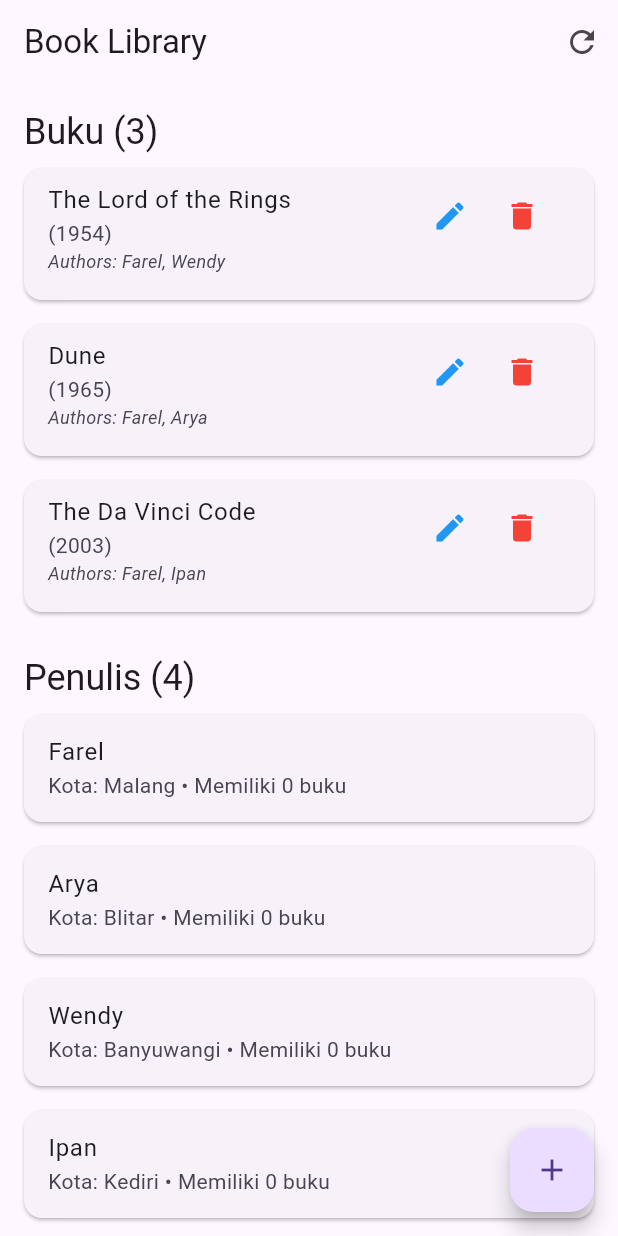
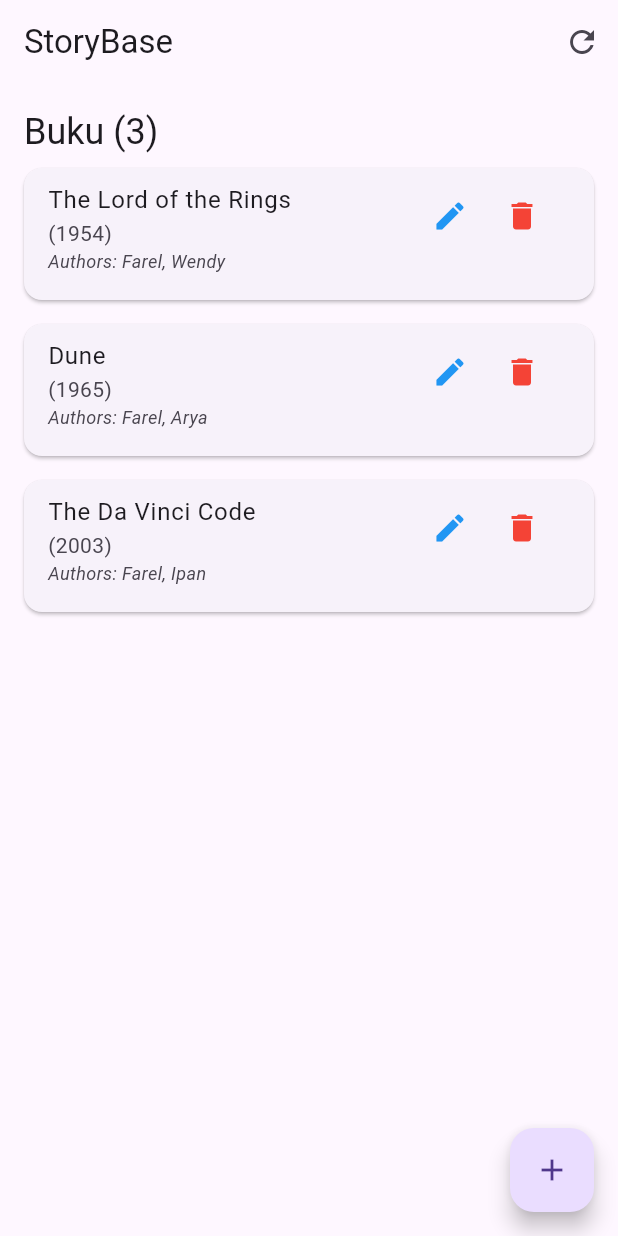
Before and after one commit to Andaruu19/ppb-ets, a Flutter app: the screen it shows after launch, on a phone screen of 412 x 824 dp. Run offline on Flutter 3.47's test engine with Material 3 defaults, Android fonts, the phone set to English and light mode, and no system bars; our stand-ins replace isar; accounts and stored records are empty; generated files the repository leaves out were written again.

Commit message:
refinish ui

```diff
--- a/lib/screens/home_screen.dart
+++ b/lib/screens/home_screen.dart
@@ -213,7 +213,7 @@ class _HomeScreenState extends State<HomeScreen> {
   Widget build(BuildContext context) {
     return Scaffold(
       appBar: AppBar(
-        title: const Text('Book Library'),
+        title: const Text('StoryBase'),
         actions: [
           IconButton(
             icon: const Icon(Icons.refresh),
@@ -238,8 +238,8 @@ class _HomeScreenState extends State<HomeScreen> {
                   _buildSectionTitle('Buku (${_books.length})'),
                   _buildBookList(),
                   const SizedBox(height: 20),
-                  _buildSectionTitle('Penulis (${_authors.length})'),
-                  _buildAuthorList(),
+                  // _buildSectionTitle('Penulis (${_authors.length})'),
+                  // _buildAuthorList(),
                 ],
               ),
             ),
```
